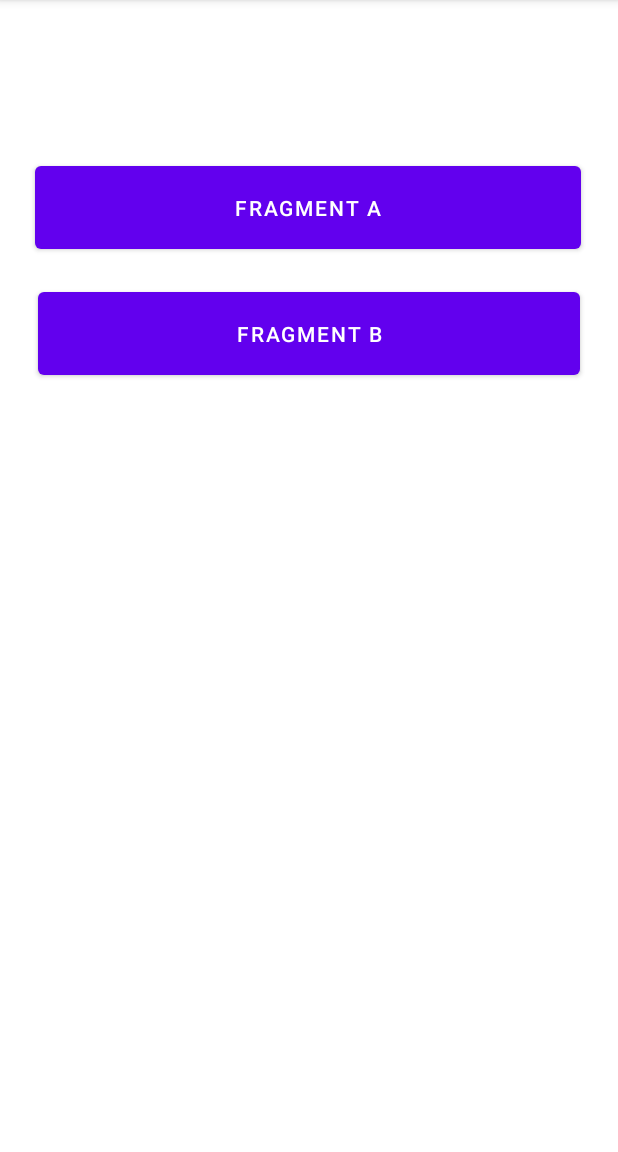
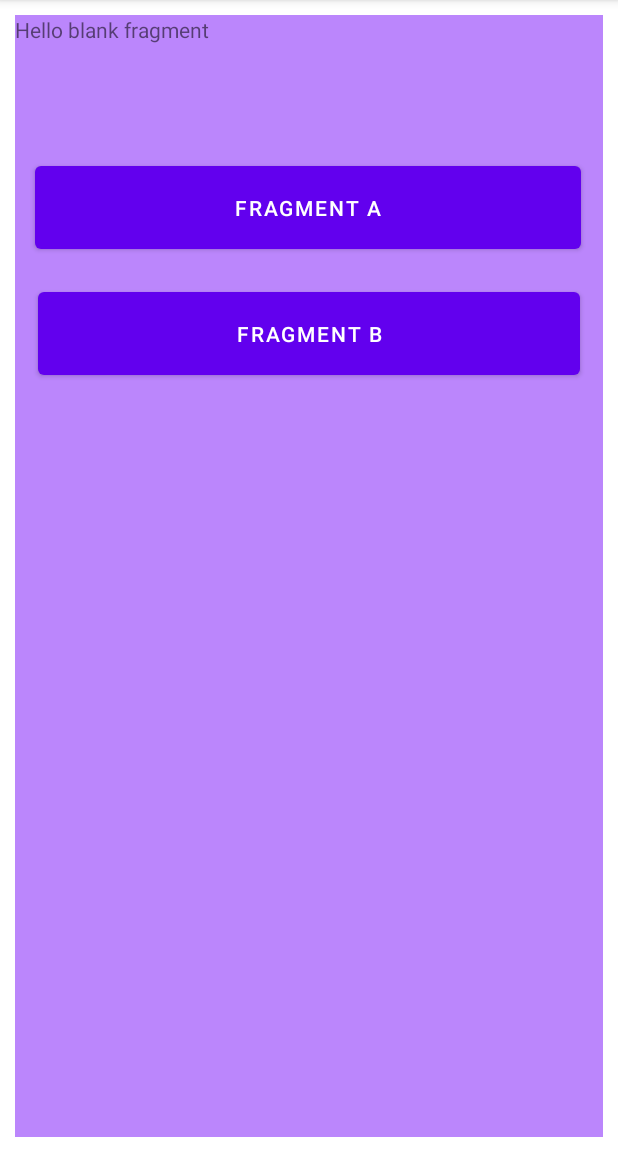
Before and after one commit to domztrey530/Android-Dela-Rita-Dominic-Nicko-B., an Android app: the MainFrag screen opened directly, with no data from a screen before it, after a tap on "FRAGMENT A", on a phone screen of 412 x 824 dp, the part 84-1236 px from its top. Run offline under Robolectric (Android 15) with nearby library versions, the phone set to English and light mode, and no system bars.

Commit message:
FRAG ACTIVITY REVISE with COLORS A and B

```diff
--- a/app/src/main/java/com/example/mainactivity/MainFrag.java
+++ b/app/src/main/java/com/example/mainactivity/MainFrag.java
@@ -33,6 +33,7 @@ public class MainFrag extends AppCompatActivity
             {
             @Override
             public void onClick(View v) {
+
                 loadFragment(new FragmentA());
             }
         });
@@ -40,17 +41,18 @@ public class MainFrag extends AppCompatActivity
         secondFragment.setOnClickListener(new View.OnClickListener() {
             @Override
             public void onClick(View v) {
+
                 loadFragment(new FragmentB());
             }
         });
     }
-    private static void loadFragment(Fragment fragment)
+    private void loadFragment(Fragment fragment)
     {
-        FragmentManager fm = fragment.getFragmentManager();
+        FragmentManager fm = getFragmentManager();
         FragmentTransaction fragmentTransaction= fm.beginTransaction();
+        fragmentTransaction.replace(R.id.frameLayout, fragment);
 
-        FragmentTransaction fragmentTransaction1 = fm.beginTransaction();
-        fragmentTransaction1.replace(R.id.frameLayout, fragment);
+        fragmentTransaction.commit();
 
 
     }
--- a/app/src/main/res/layout/activity_main_frag.xml
+++ b/app/src/main/res/layout/activity_main_frag.xml
@@ -33,6 +33,7 @@
         android:id="@+id/frameLayout"
         android:layout_width="match_parent"
         android:layout_height="match_parent"
+        android:layout_margin="10dp"
 
         />
 </androidx.constraintlayout.widget.ConstraintLayout>
```
